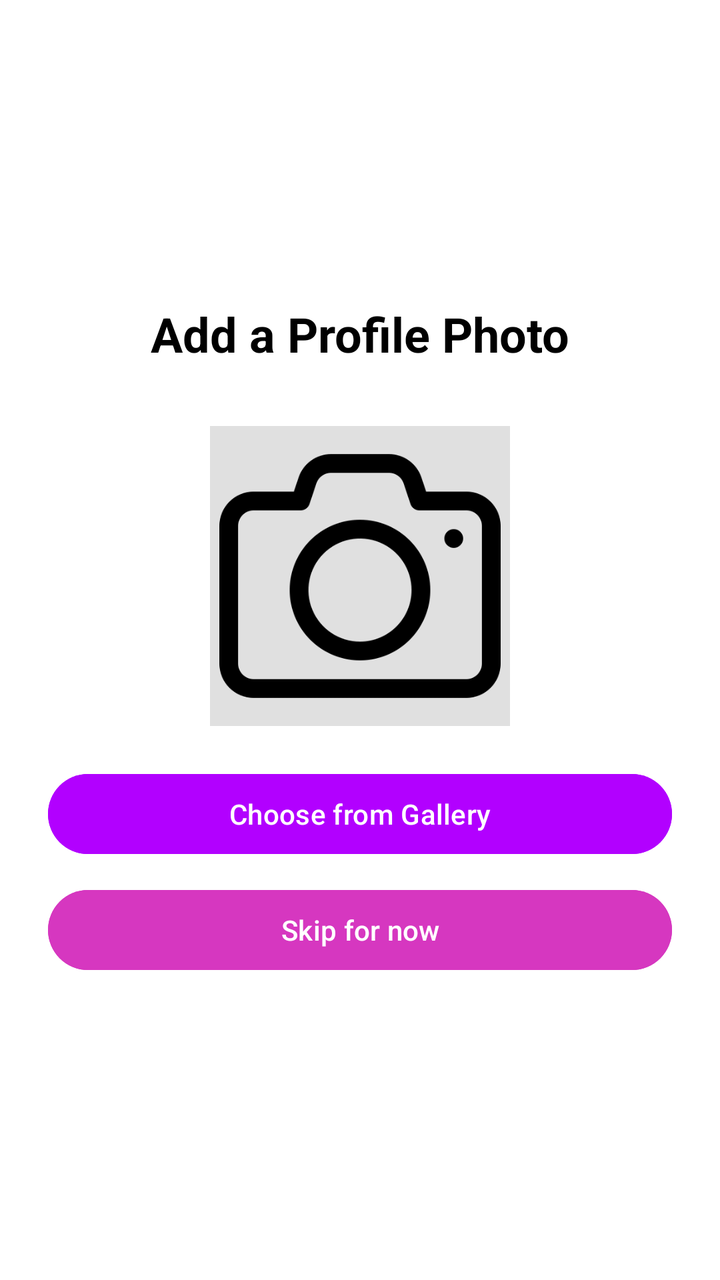
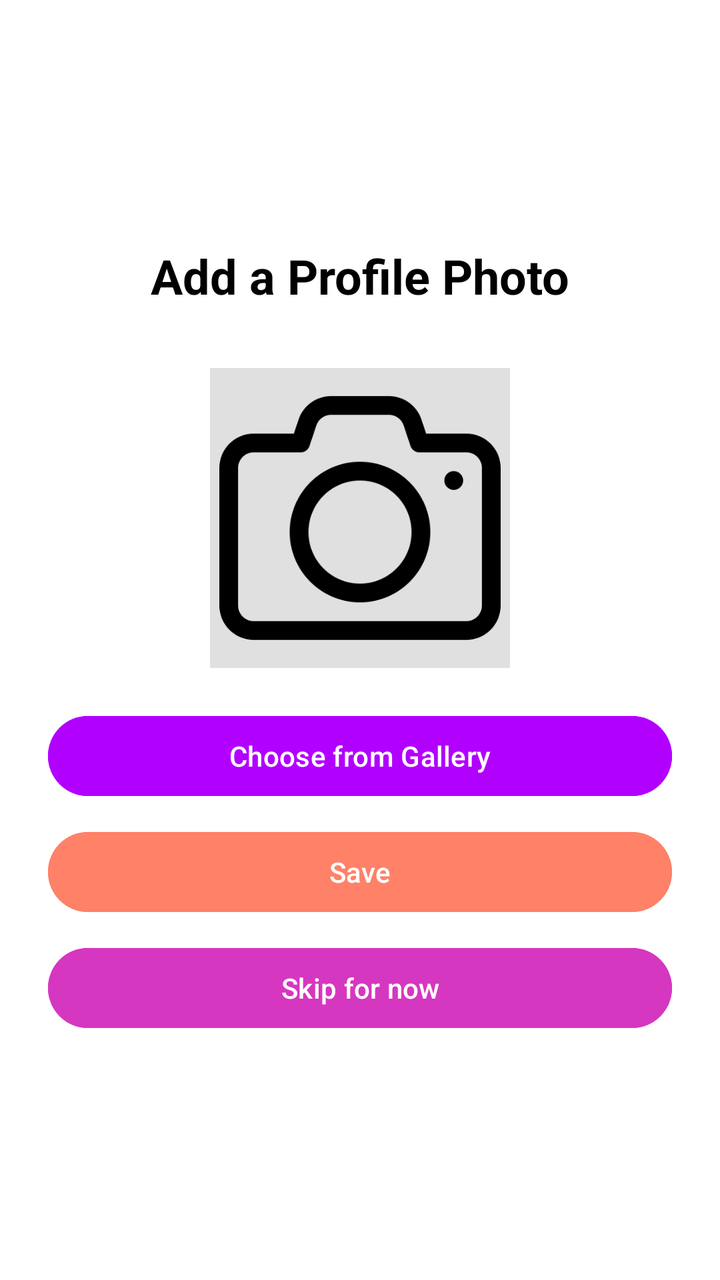

Screens rendered from an Android XML layout before and after an edit, with the pre-edit source and the edit as a unified diff.
<!-- AndroidManifest.xml: application theme Theme.Project -->
<!-- res/layout/c_signinprofilephoto.xml -->
<?xml version="1.0" encoding="utf-8"?>
<LinearLayout xmlns:android="http://schemas.android.com/apk/res/android"
    xmlns:tools="http://schemas.android.com/tools"
    android:layout_width="match_parent"
    android:layout_height="match_parent"
    android:orientation="vertical"
    android:gravity="center"
    android:padding="24dp"
    android:background="#FFFFFF"
    android:fitsSystemWindows="true">

    <TextView
        android:layout_width="wrap_content"
        android:layout_height="wrap_content"
        android:text="Add a Profile Photo"
        android:textSize="24sp"
        android:textStyle="bold"
        android:textColor="@color/black"
        android:layout_marginBottom="30dp"/>

    
    <ImageView
        android:id="@+id/iv_profile_preview"
        android:layout_width="150dp"
        android:layout_height="150dp"
        android:layout_marginBottom="20dp"
        android:background="#E0E0E0"
        android:scaleType="centerCrop"
        android:src="@drawable/camera"
        tools:background="@android:color/transparent" />

    <Button
        android:id="@+id/btn_choose_photo"
        android:layout_width="match_parent"
        android:layout_height="wrap_content"
        android:text="Choose from Gallery"
        android:layout_marginBottom="10dp"
        android:backgroundTint="@color/pure_color"/>


    <Button
        android:id="@+id/btn_save_photo"
        android:layout_width="match_parent"
        android:layout_height="wrap_content"
        android:layout_marginBottom="10dp"
        android:backgroundTint="@color/orange_complement"
        android:text="Save"
        android:textColor="#FFFFFF"
        android:visibility="gone" />

    <Button
        android:id="@+id/btn_skip"
        android:layout_width="match_parent"
        android:layout_height="wrap_content"
        android:text="Skip for now"
        android:backgroundTint="@color/pink"
        android:textColor="#FFFFFF"/>

</LinearLayout>
<!-- resources referenced by this layout -->
<resources>
  <color name="black">#FF000000</color>
  <color name="orange_complement">#FF8168</color>
  <color name="pink">#D637C0</color>
  <color name="pure_color">#B200FF</color>
  <!-- drawable camera: png bitmap (drawable, 13061 bytes) -->
  <style name="Theme.Project" parent="Base.Theme.Project" />
  <style name="Base.Theme.Project" parent="Theme.Material3.DayNight.NoActionBar">
          
          
      </style>
</resources>

<!-- the commit's change to res/layout/c_signinprofilephoto.xml (unified diff, before → after) -->
@@ -45,8 +45,7 @@
         android:layout_marginBottom="10dp"
         android:backgroundTint="@color/orange_complement"
         android:text="Save"
-        android:textColor="#FFFFFF"
-        android:visibility="gone" />
+        android:textColor="#FFFFFF" />
 
     <Button
         android:id="@+id/btn_skip"
